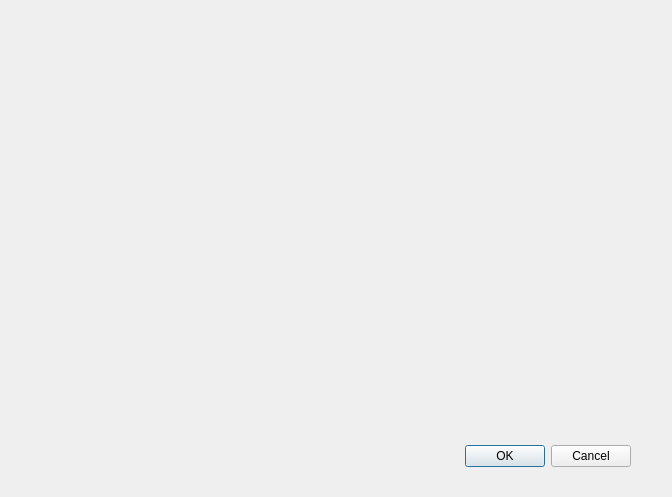
Old version of the form FeedManagement.ui in the repository kacerpetr/QRssReader.
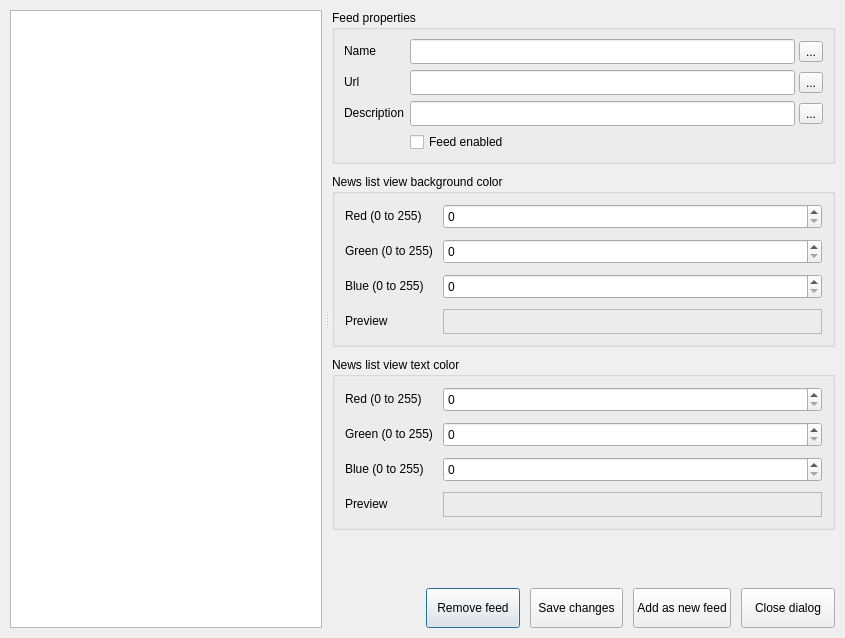
New version of the form. Icons and pictures are not drawn.

Commit message: Finished feed management dialog

```diff
--- a/FeedManagement.ui
+++ b/FeedManagement.ui
@@ -6,29 +6,621 @@
    <rect>
     <x>0</x>
     <y>0</y>
-    <width>672</width>
-    <height>497</height>
+    <width>845</width>
+    <height>638</height>
    </rect>
   </property>
   <property name="windowTitle">
    <string>Dialog</string>
   </property>
-  <widget class="QDialogButtonBox" name="buttonBox">
-   <property name="geometry">
-    <rect>
-     <x>10</x>
-     <y>440</y>
-     <width>621</width>
-     <height>32</height>
-    </rect>
+  <layout class="QVBoxLayout" name="verticalLayout">
+   <property name="spacing">
+    <number>10</number>
    </property>
-   <property name="orientation">
-    <enum>Qt::Horizontal</enum>
+   <property name="leftMargin">
+    <number>10</number>
    </property>
-   <property name="standardButtons">
-    <set>QDialogButtonBox::Cancel|QDialogButtonBox::Ok</set>
+   <property name="topMargin">
+    <number>10</number>
    </property>
-  </widget>
+   <property name="rightMargin">
+    <number>10</number>
+   </property>
+   <property name="bottomMargin">
+    <number>10</number>
+   </property>
+   <item>
+    <widget class="QSplitter" name="splitter">
+     <property name="orientation">
+      <enum>Qt::Horizontal</enum>
+     </property>
+     <property name="handleWidth">
+      <number>10</number>
+     </property>
+     <widget class="QListWidget" name="feedList">
+      <property name="sizePolicy">
+       <sizepolicy hsizetype="Preferred" vsizetype="Preferred">
+        <horstretch>0</horstretch>
+        <verstretch>0</verstretch>
+       </sizepolicy>
+      </property>
+     </widget>
+     <widget class="QFrame" name="frame1">
+      <property name="sizePolicy">
+       <sizepolicy hsizetype="Preferred" vsizetype="Preferred">
+        <horstretch>0</horstretch>
+        <verstretch>0</verstretch>
+       </sizepolicy>
+      </property>
+      <property name="frameShape">
+       <enum>QFrame::NoFrame</enum>
+      </property>
+      <property name="frameShadow">
+       <enum>QFrame::Raised</enum>
+      </property>
+      <property name="lineWidth">
+       <number>0</number>
+      </property>
+      <layout class="QVBoxLayout" name="verticalLayout_2">
+       <property name="spacing">
+        <number>10</number>
+       </property>
+       <property name="leftMargin">
+        <number>0</number>
+       </property>
+       <property name="topMargin">
+        <number>0</number>
+       </property>
+       <property name="rightMargin">
+        <number>0</number>
+       </property>
+       <property name="bottomMargin">
+        <number>0</number>
+       </property>
+       <item>
+        <widget class="QGroupBox" name="groupBox1">
+         <property name="sizePolicy">
+          <sizepolicy hsizetype="Expanding" vsizetype="Expanding">
+           <horstretch>0</horstretch>
+           <verstretch>0</verstretch>
+          </sizepolicy>
+         </property>
+         <property name="title">
+          <string>Feed properties</string>
+         </property>
+         <layout class="QFormLayout" name="formLayout">
+          <item row="0" column="0">
+           <widget class="QLabel" name="label1">
+            <property name="text">
+             <string>Name</string>
+            </property>
+           </widget>
+          </item>
+          <item row="0" column="1">
+           <layout class="QHBoxLayout" name="horizontalLayout_3">
+            <property name="spacing">
+             <number>4</number>
+            </property>
+            <item>
+             <widget class="QLineEdit" name="nameEdit">
+              <property name="minimumSize">
+               <size>
+                <width>0</width>
+                <height>25</height>
+               </size>
+              </property>
+             </widget>
+            </item>
+            <item>
+             <widget class="QToolButton" name="pasteNameButton">
+              <property name="text">
+               <string>...</string>
+              </property>
+              <property name="icon">
+               <iconset resource="Icons.qrc">
+                <normaloff>:/icons/edit_paste</normaloff>:/icons/edit_paste</iconset>
+              </property>
+              <property name="iconSize">
+               <size>
+                <width>18</width>
+                <height>18</height>
+               </size>
+              </property>
+             </widget>
+            </item>
+           </layout>
+          </item>
+          <item row="1" column="0">
+           <widget class="QLabel" name="label2">
+            <property name="text">
+             <string>Url</string>
+            </property>
+           </widget>
+          </item>
+          <item row="1" column="1">
+           <layout class="QHBoxLayout" name="horizontalLayout_2">
+            <property name="spacing">
+             <number>4</number>
+            </property>
+            <item>
+             <widget class="QLineEdit" name="urlEdit">
+              <property name="minimumSize">
+               <size>
+                <width>0</width>
+                <height>25</height>
+               </size>
+              </property>
+             </widget>
+            </item>
+            <item>
+             <widget class="QToolButton" name="urlNameButton">
+              <property name="text">
+               <string>...</string>
+              </property>
+              <property name="icon">
+               <iconset resource="Icons.qrc">
+                <normaloff>:/icons/edit_paste</normaloff>:/icons/edit_paste</iconset>
+              </property>
+              <property name="iconSize">
+               <size>
+                <width>18</width>
+                <height>18</height>
+               </size>
+              </property>
+             </widget>
+            </item>
+           </layout>
+          </item>
+          <item row="2" column="0">
+           <widget class="QLabel" name="label3">
+            <property name="text">
+             <string>Description</string>
+            </property>
+           </widget>
+          </item>
+          <item row="2" column="1">
+           <layout class="QHBoxLayout" name="horizontalLayout_4">
+            <property name="spacing">
+             <number>4</number>
+            </property>
+            <item>
+             <widget class="QLineEdit" name="descriptionEdit">
+              <property name="minimumSize">
+               <size>
+                <width>0</width>
+                <height>25</height>
+               </size>
+              </property>
+             </widget>
+            </item>
+            <item>
+             <widget class="QToolButton" name="descriptionNameButton">
+              <property name="text">
+               <string>...</string>
+              </property>
+              <property name="icon">
+               <iconset resource="Icons.qrc">
+                <normaloff>:/icons/edit_paste</normaloff>:/icons/edit_paste</iconset>
+              </property>
+              <property name="iconSize">
+               <size>
+                <width>18</width>
+                <height>18</height>
+               </size>
+              </property>
+             </widget>
+            </item>
+           </layout>
+          </item>
+          <item row="3" column="1">
+           <widget class="QCheckBox" name="enableBox">
+            <property name="text">
+             <string>Feed enabled</string>
+            </property>
+           </widget>
+          </item>
+         </layout>
+        </widget>
+       </item>
+       <item>
+        <widget class="QGroupBox" name="groupBox2">
+         <property name="sizePolicy">
+          <sizepolicy hsizetype="Expanding" vsizetype="Expanding">
+           <horstretch>0</horstretch>
+           <verstretch>0</verstretch>
+          </sizepolicy>
+         </property>
+         <property name="title">
+          <string>News list view background color</string>
+         </property>
+         <layout class="QFormLayout" name="formLayout_2">
+          <property name="horizontalSpacing">
+           <number>10</number>
+          </property>
+          <property name="verticalSpacing">
+           <number>10</number>
+          </property>
+          <property name="leftMargin">
+           <number>10</number>
+          </property>
+          <property name="topMargin">
+           <number>10</number>
+          </property>
+          <property name="rightMargin">
+           <number>10</number>
+          </property>
+          <property name="bottomMargin">
+           <number>10</number>
+          </property>
+          <item row="2" column="1">
+           <widget class="QSpinBox" name="bkgBlueBox">
+            <property name="minimumSize">
+             <size>
+              <width>0</width>
+              <height>25</height>
+             </size>
+            </property>
+            <property name="maximum">
+             <number>255</number>
+            </property>
+            <property name="singleStep">
+             <number>5</number>
+            </property>
+           </widget>
+          </item>
+          <item row="1" column="1">
+           <widget class="QSpinBox" name="bkgGreenBox">
+            <property name="minimumSize">
+             <size>
+              <width>0</width>
+              <height>25</height>
+             </size>
+            </property>
+            <property name="maximum">
+             <number>255</number>
+            </property>
+            <property name="singleStep">
+             <number>5</number>
+            </property>
+           </widget>
+          </item>
+          <item row="1" column="0">
+           <widget class="QLabel" name="label5">
+            <property name="text">
+             <string>Green (0 to 255)</string>
+            </property>
+           </widget>
+          </item>
+          <item row="3" column="0">
+           <widget class="QLabel" name="label7">
+            <property name="text">
+             <string>Preview</string>
+            </property>
+           </widget>
+          </item>
+          <item row="3" column="1">
+           <widget class="QLabel" name="bkgColorPreview">
+            <property name="minimumSize">
+             <size>
+              <width>0</width>
+              <height>25</height>
+             </size>
+            </property>
+            <property name="frameShape">
+             <enum>QFrame::StyledPanel</enum>
+            </property>
+            <property name="text">
+             <string/>
+            </property>
+           </widget>
+          </item>
+          <item row="0" column="1">
+           <widget class="QSpinBox" name="bkgRedBox">
+            <property name="minimumSize">
+             <size>
+              <width>0</width>
+              <height>25</height>
+             </size>
+            </property>
+            <property name="maximum">
+             <number>255</number>
+            </property>
+            <property name="singleStep">
+             <number>5</number>
+            </property>
+           </widget>
+          </item>
+          <item row="2" column="0">
+           <widget class="QLabel" name="label6">
+            <property name="text">
+             <string>Blue (0 to 255)</string>
+            </property>
+           </widget>
+          </item>
+          <item row="0" column="0">
+           <widget class="QLabel" name="label4">
+            <property name="text">
+             <string>Red (0 to 255)</string>
+            </property>
+           </widget>
+          </item>
+         </layout>
+        </widget>
+       </item>
+       <item>
+        <widget class="QGroupBox" name="groupBox3">
+         <property name="sizePolicy">
+          <sizepolicy hsizetype="Expanding" vsizetype="Expanding">
+           <horstretch>0</horstretch>
+           <verstretch>0</verstretch>
+          </sizepolicy>
+         </property>
+         <property name="title">
+          <string>News list view text color</string>
+         </property>
+         <layout class="QFormLayout" name="formLayout_3">
+          <property name="fieldGrowthPolicy">
+           <enum>QFormLayout::AllNonFixedFieldsGrow</enum>
+          </property>
+          <property name="horizontalSpacing">
+           <number>10</number>
+          </property>
+          <property name="verticalSpacing">
+           <number>10</number>
+          </property>
+          <property name="leftMargin">
+           <number>10</number>
+          </property>
+          <property name="topMargin">
+           <number>10</number>
+          </property>
+          <property name="rightMargin">
+           <number>10</number>
+          </property>
+          <property name="bottomMargin">
+           <number>10</number>
+          </property>
+          <item row="0" column="0">
+           <widget class="QLabel" name="label8">
+            <property name="text">
+             <string>Red (0 to 255)</string>
+            </property>
+           </widget>
+          </item>
+          <item row="0" column="1">
+           <widget class="QSpinBox" name="textRedBox">
+            <property name="minimumSize">
+             <size>
+              <width>0</width>
+              <height>25</height>
+             </size>
+            </property>
+            <property name="maximum">
+             <number>255</number>
+            </property>
+            <property name="singleStep">
+             <number>5</number>
+            </property>
+           </widget>
+          </item>
+          <item row="1" column="0">
+           <widget class="QLabel" name="label9">
+            <property name="text">
+             <string>Green (0 to 255)</string>
+            </property>
+           </widget>
+          </item>
+          <item row="2" column="0">
+           <widget class="QLabel" name="label10">
+            <property name="text">
+             <string>Blue (0 to 255)</string>
+            </property>
+           </widget>
+          </item>
+          <item row="3" column="0">
+           <widget class="QLabel" name="label11">
+            <property name="text">
+             <string>Preview</string>
+            </property>
+           </widget>
+          </item>
+          <item row="1" column="1">
+           <widget class="QSpinBox" name="textGreenBox">
+            <property name="minimumSize">
+             <size>
+              <width>0</width>
+              <height>25</height>
+             </size>
+            </property>
+            <property name="maximum">
+             <number>255</number>
+            </property>
+            <property name="singleStep">
+             <number>5</number>
+            </property>
+           </widget>
+          </item>
+          <item row="2" column="1">
+           <widget class="QSpinBox" name="textBlueBox">
+            <property name="minimumSize">
+             <size>
+              <width>0</width>
+              <height>25</height>
+             </size>
+            </property>
+            <property name="maximum">
+             <number>255</number>
+            </property>
+            <property name="singleStep">
+             <number>5</number>
+            </property>
+           </widget>
+          </item>
+          <item row="3" column="1">
+           <widget class="QLabel" name="textColorPreview">
+            <property name="minimumSize">
+             <size>
+              <width>0</width>
+              <height>25</height>
+             </size>
+            </property>
+            <property name="frameShape">
+             <enum>QFrame::StyledPanel</enum>
+            </property>
+            <property name="frameShadow">
+             <enum>QFrame::Plain</enum>
+            </property>
+            <property name="text">
+             <string/>
+            </property>
+           </widget>
+          </item>
+         </layout>
+        </widget>
+       </item>
+       <item>
+        <spacer name="verticalSpacer">
+         <property name="orientation">
+          <enum>Qt::Vertical</enum>
+         </property>
+         <property name="sizeHint" stdset="0">
+          <size>
+           <width>20</width>
+           <height>40</height>
+          </size>
+         </property>
+        </spacer>
+       </item>
+       <item>
+        <widget class="QFrame" name="frame2">
+         <property name="sizePolicy">
+          <sizepolicy hsizetype="Expanding" vsizetype="Minimum">
+           <horstretch>0</horstretch>
+           <verstretch>0</verstretch>
+          </sizepolicy>
+         </property>
+         <property name="frameShape">
+          <enum>QFrame::NoFrame</enum>
+         </property>
+         <property name="frameShadow">
+          <enum>QFrame::Raised</enum>
+         </property>
+         <property name="lineWidth">
+          <number>0</number>
+         </property>
+         <layout class="QHBoxLayout" name="horizontalLayout">
+          <property name="spacing">
+           <number>10</number>
+          </property>
+          <property name="leftMargin">
+           <number>0</number>
+          </property>
+          <property name="topMargin">
+           <number>0</number>
+          </property>
+          <property name="rightMargin">
+           <number>0</number>
+          </property>
+          <property name="bottomMargin">
+           <number>0</number>
+          </property>
+          <item>
+           <spacer name="horizontalSpacer">
+            <property name="orientation">
+             <enum>Qt::Horizontal</enum>
+            </property>
+            <property name="sizeHint" stdset="0">
+             <size>
+              <width>40</width>
+              <height>20</height>
+             </size>
+            </property>
+           </spacer>
+          </item>
+          <item>
+           <widget class="QPushButton" name="removeButton">
+            <property name="sizePolicy">
+             <sizepolicy hsizetype="Expanding" vsizetype="Fixed">
+              <horstretch>0</horstretch>
+              <verstretch>0</verstretch>
+             </sizepolicy>
+            </property>
+            <property name="minimumSize">
+             <size>
+              <width>0</width>
+              <height>40</height>
+             </size>
+            </property>
+            <property name="text">
+             <string>Remove feed</string>
+            </property>
+           </widget>
+          </item>
+          <item>
+           <widget class="QPushButton" name="saveButton">
+            <property name="sizePolicy">
+             <sizepolicy hsizetype="Expanding" vsizetype="Fixed">
+              <horstretch>0</horstretch>
+              <verstretch>0</verstretch>
+             </sizepolicy>
+            </property>
+            <property name="minimumSize">
+             <size>
+              <width>0</width>
+              <height>40</height>
+             </size>
+            </property>
+            <property name="text">
+             <string>Save changes</string>
+            </property>
+           </widget>
+          </item>
+          <item>
+           <widget class="QPushButton" name="addButton">
+            <property name="sizePolicy">
+             <sizepolicy hsizetype="Expanding" vsizetype="Fixed">
+              <horstretch>0</horstretch>
+              <verstretch>0</verstretch>
+             </sizepolicy>
+            </property>
+            <property name="minimumSize">
+             <size>
+              <width>0</width>
+              <height>40</height>
+             </size>
+            </property>
+            <property name="text">
+             <string>Add as new feed</string>
+            </property>
+           </widget>
+          </item>
+          <item>
+           <widget class="QPushButton" name="closeButton">
+            <property name="sizePolicy">
+             <sizepolicy hsizetype="Expanding" vsizetype="Fixed">
+              <horstretch>0</horstretch>
+              <verstretch>0</verstretch>
+             </sizepolicy>
+            </property>
+            <property name="minimumSize">
+             <size>
+              <width>0</width>
+              <height>40</height>
+             </size>
+            </property>
+            <property name="text">
+             <string>Close dialog</string>
+            </property>
+           </widget>
+          </item>
+         </layout>
+        </widget>
+       </item>
+      </layout>
+     </widget>
+    </widget>
+   </item>
+  </layout>
  </widget>
  <resources/>
  <connections>
```
Left out of the diff: 34 changed lines with no effect on the pictures. The commit also changes 37 other files.
